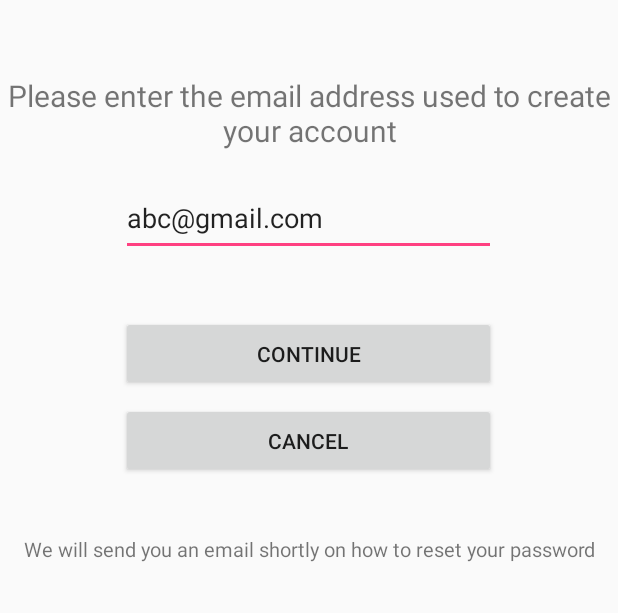
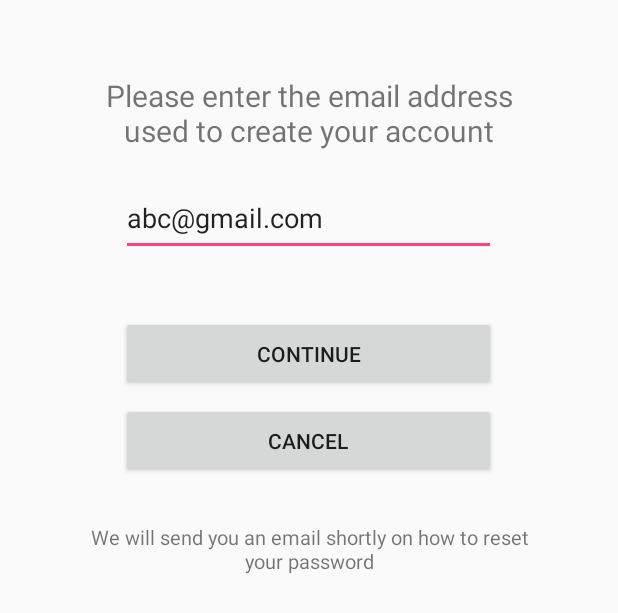
Before and after one commit to ngochung1243/halfoflove, an Android app: the layout activity_forgot_password.xml on its own in the app's theme, with its tools: preview values and no code run, on a phone screen of 412 x 824 dp. Shown: the top 613 px of the screen. Run offline under Robolectric (Android 15) with nearby library versions, the phone set to English and light mode, and no system bars.

Commit message:
- Generating renew password's interface. - Editting forgot password's interface. - Fix package name error.

```diff
--- a/app/src/main/res/layout/activity_forgot_password.xml
+++ b/app/src/main/res/layout/activity_forgot_password.xml
@@ -4,15 +4,14 @@
     android:layout_height="match_parent">
 
     <TextView
+        android:layout_marginRight="50dp"
+        android:layout_marginLeft="50dp"
         android:layout_width="wrap_content"
         android:layout_height="wrap_content"
-        android:layout_gravity="center"
-        android:text="Please enter the email address
-used to create your account"
+        android:text="Please enter the email address used to create your account"
         android:textSize="20dp"
         android:gravity="center"
-        android:layout_marginTop="50dp"
-        android:minLines="2"/>
+        android:layout_marginTop="50dp"/>
 
     <EditText
         android:id="@+id/et_mail"
@@ -39,14 +38,13 @@ used to create your account"
         android:text="Cancel" />
 
     <TextView
+        android:layout_marginRight="50dp"
+        android:layout_marginLeft="50dp"
         android:layout_width="wrap_content"
         android:layout_height="wrap_content"
-        android:layout_gravity="center"
-        android:text="We will send you an email shortly on how
-to reset your password"
+        android:text="We will send you an email shortly on how to reset your password"
         android:textSize="13dp"
         android:gravity="center"
-        android:layout_marginTop="30dp"
-        android:minLines="2"/>
+        android:layout_marginTop="30dp"/>
 
 </LinearLayout>
```
Also changed, not shown: app/src/main/AndroidManifest.xml (+9 -7 lines), app/src/main/java/launamgoc/halfoflove/ForgotPasswordActivity.java (+5 -4 lines), app/src/main/java/launamgoc/halfoflove/RenewPasswordActivity.java (added, +55 -0 lines), app/src/main/res/layout/activity_renew_password.xml (added, +62 -0 lines).
